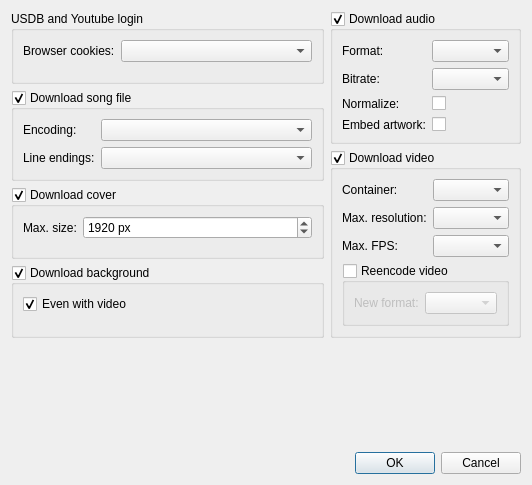
The window that src/usdb_syncer/gui/forms/SettingsDialog.ui (bohning/usdb_syncer) describes before a commit, drawn with Qt 5.
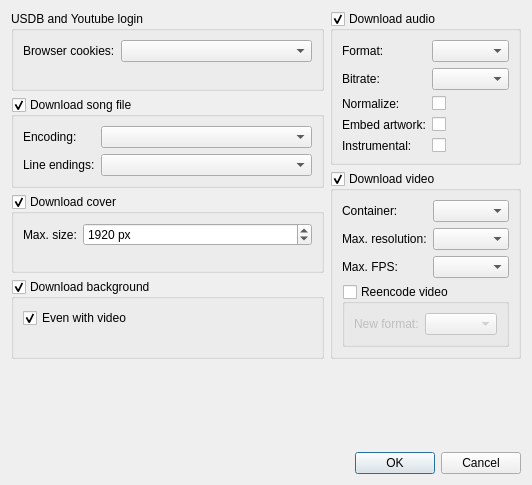
The same window after the commit.

Commit message: Add option to generate an additional instrumental version.

```diff
--- a/src/usdb_syncer/gui/forms/SettingsDialog.ui
+++ b/src/usdb_syncer/gui/forms/SettingsDialog.ui
@@ -277,6 +277,20 @@
           </property>
          </widget>
         </item>
+        <item row="4" column="0">
+         <widget class="QLabel" name="label_audio_instrumental">
+          <property name="text">
+           <string>Instrumental:</string>
+          </property>
+         </widget>
+        </item>
+        <item row="4" column="1">
+         <widget class="QCheckBox" name="checkBox_audio_instrumental">
+          <property name="text">
+           <string/>
+          </property>
+         </widget>
+        </item>
        </layout>
       </widget>
      </item>
```
The commit also changes 6 other files.
